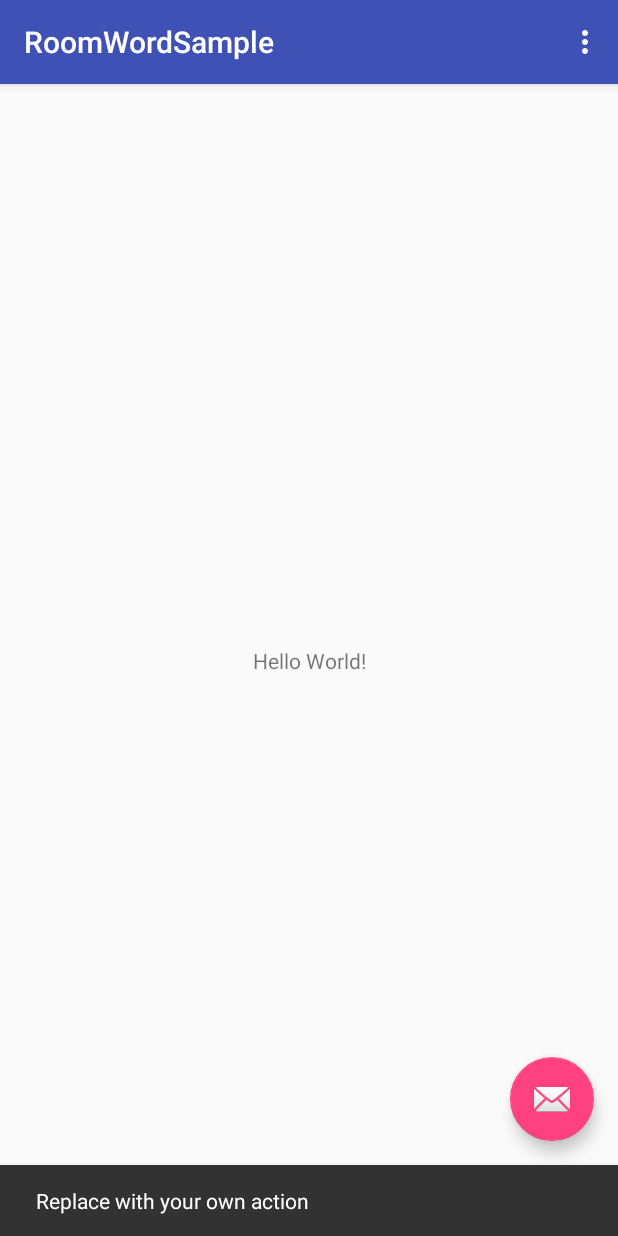
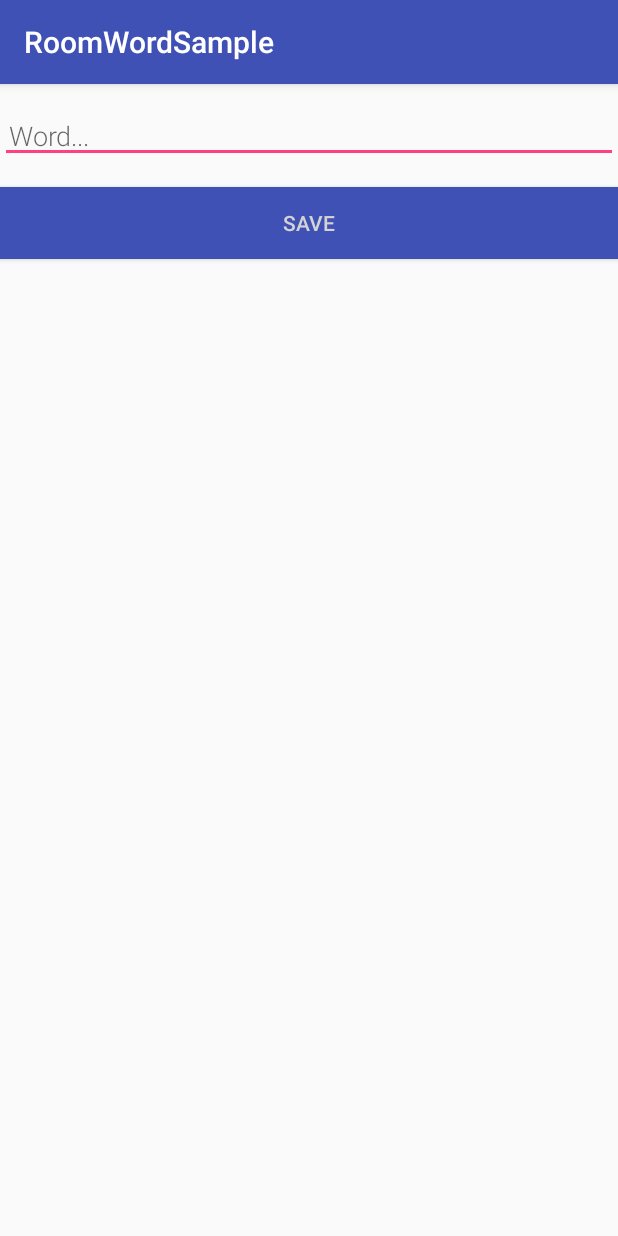
Before and after one commit to umutcankarakas/Blackbeard, an Android app: the screen it shows after launch (MainActivity before the commit, NewWordActivity after it), after a tap on an icon or button, on a phone screen of 412 x 824 dp. Run offline under Robolectric (Android 15) with nearby library versions, the phone set to English and light mode, and no system bars; our stand-ins replace Room's generated code; libraries missing offline, so code that uses them is left out: android.arch.persistence.

Commit message:
Updated version of Room Sample, only adds words and displays them.

```diff
--- a/app/build.gradle
+++ b/app/build.gradle
@@ -32,7 +32,7 @@ dependencies {
     annotationProcessor "android.arch.persistence.room:compiler:$rootProject.roomVersion"
     androidTestImplementation "android.arch.persistence.room:testing:$rootProject.roomVersion"
 
-// Lifecycle components
+    // Lifecycle components
     implementation "android.arch.lifecycle:extensions:$rootProject.archLifecycleVersion"
     annotationProcessor "android.arch.lifecycle:compiler:$rootProject.archLifecycleVersion"
 }
--- a/app/src/main/AndroidManifest.xml
+++ b/app/src/main/AndroidManifest.xml
@@ -19,6 +19,7 @@
                 <category android:name="android.intent.category.LAUNCHER" />
             </intent-filter>
         </activity>
+        <activity android:name=".NewWordActivity"></activity>
     </application>
 
 </manifest>
--- a/app/src/main/java/com/roomwordsample/MainActivity.java
+++ b/app/src/main/java/com/roomwordsample/MainActivity.java
@@ -1,13 +1,22 @@
 package com.roomwordsample;
 
+import android.arch.lifecycle.Observer;
+import android.arch.lifecycle.ViewModelProviders;
+import android.content.Intent;
 import android.os.Bundle;
+import android.support.annotation.Nullable;
 import android.support.design.widget.FloatingActionButton;
 import android.support.design.widget.Snackbar;
 import android.support.v7.app.AppCompatActivity;
+import android.support.v7.widget.LinearLayoutManager;
+import android.support.v7.widget.RecyclerView;
 import android.support.v7.widget.Toolbar;
 import android.view.View;
 import android.view.Menu;
 import android.view.MenuItem;
+import android.widget.Toast;
+
+import java.util.List;
 
 public class MainActivity extends AppCompatActivity {
 
@@ -22,8 +31,23 @@ public class MainActivity extends AppCompatActivity {
         fab.setOnClickListener(new View.OnClickListener() {
             @Override
             public void onClick(View view) {
-                Snackbar.make(view, "Replace with your own action", Snackbar.LENGTH_LONG)
-                        .setAction("Action", null).show();
+                Intent intent = new Intent(MainActivity.this, NewWordActivity.class);
+                startActivityForResult(intent, NEW_WORD_ACTIVITY_REQUEST_CODE);
+            }
+        });
+
+        RecyclerView recyclerView = findViewById(R.id.recyclerview);
+        final WordListAdapter adapter = new WordListAdapter(this);
+        recyclerView.setAdapter(adapter);
+        recyclerView.setLayoutManager(new LinearLayoutManager(this));
+
+        mWordViewModel = ViewModelProviders.of(this).get(WordViewModel.class);
+
+        mWordViewModel.getAllWords().observe(this, new Observer<List<Word>>() {
+            @Override
+            public void onChanged(@Nullable final List<Word> words) {
+                // Update the cached copy of the words in the adapter.
+                adapter.setWords(words);
             }
         });
     }
@@ -49,4 +73,24 @@ public class MainActivity extends AppCompatActivity {
 
         return super.onOptionsItemSelected(item);
     }
+
+    private WordViewModel mWordViewModel;
+
+    public static final int NEW_WORD_ACTIVITY_REQUEST_CODE = 1;
+
+    public void onActivityResult(int requestCode, int resultCode, Intent data) {
+        super.onActivityResult(requestCode, resultCode, data);
+
+        if (requestCode == NEW_WORD_ACTIVITY_REQUEST_CODE && resultCode == RESULT_OK) {
+            Word word = new Word(data.getStringExtra(NewWordActivity.EXTRA_REPLY));
+            mWordViewModel.insert(word);
+        } else {
+            Toast.makeText(
+                    getApplicationContext(),
+                    R.string.empty_not_saved,
+                    Toast.LENGTH_LONG).show();
+        }
+    }
+
+
 }
--- /dev/null
+++ b/app/src/main/java/com/roomwordsample/NewWordActivity.java
@@ -0,0 +1,40 @@
+package com.roomwordsample;
+
+import android.content.Intent;
+import android.os.Bundle;
+import android.support.v7.app.AppCompatActivity;
+import android.text.TextUtils;
+import android.view.View;
+import android.widget.Button;
+import android.widget.EditText;
+
+import com.roomwordsample.R;
+
+public class NewWordActivity extends AppCompatActivity {
+
+    public static final String EXTRA_REPLY = "com.example.android.wordlistsql.REPLY";
+
+    private EditText mEditWordView;
+
+    @Override
+    public void onCreate(Bundle savedInstanceState) {
+        super.onCreate(savedInstanceState);
+        setContentView(R.layout.activity_new_word);
+        mEditWordView = findViewById(R.id.edit_word);
+
+        final Button button = findViewById(R.id.button_save);
+        button.setOnClickListener(new View.OnClickListener() {
+            public void onClick(View view) {
+                Intent replyIntent = new Intent();
+                if (TextUtils.isEmpty(mEditWordView.getText())) {
+                    setResult(RESULT_CANCELED, replyIntent);
+                } else {
+                    String word = mEditWordView.getText().toString();
+                    replyIntent.putExtra(EXTRA_REPLY, word);
+                    setResult(RESULT_OK, replyIntent);
+                }
+                finish();
+            }
+        });
+    }
+}
--- a/app/src/main/java/com/roomwordsample/Word.java
+++ b/app/src/main/java/com/roomwordsample/Word.java
@@ -13,7 +13,7 @@ public class Word {
     @ColumnInfo(name = "word")
     private String mWord;
 
-    public Word(@NonNull String word) {this.mWord = word;}
+    public Word(@NonNull String word ) {this.mWord = word;}
 
     public String getWord(){ return this.mWord;}
 }
--- /dev/null
+++ b/app/src/main/java/com/roomwordsample/WordListAdapter.java
@@ -0,0 +1,58 @@
+package com.roomwordsample;
+
+import android.content.Context;
+import android.support.v7.widget.RecyclerView;
+import android.view.LayoutInflater;
+import android.view.View;
+import android.view.ViewGroup;
+import android.widget.TextView;
+
+import java.util.List;
+
+public class WordListAdapter extends RecyclerView.Adapter<WordListAdapter.WordViewHolder> {
+
+    class WordViewHolder extends RecyclerView.ViewHolder {
+        private final TextView wordItemView;
+
+        private WordViewHolder(View itemView) {
+            super(itemView);
+            wordItemView = itemView.findViewById(R.id.textView);
+        }
+    }
+
+    private final LayoutInflater mInflater;
+    private List<Word> mWords; // Cached copy of words
+
+    WordListAdapter(Context context) { mInflater = LayoutInflater.from(context); }
+
+    @Override
+    public WordViewHolder onCreateViewHolder(ViewGroup parent, int viewType) {
+        View itemView = mInflater.inflate(R.layout.recyclerview_item, parent, false);
+        return new WordViewHolder(itemView);
+    }
+
+    @Override
+    public void onBindViewHolder(WordViewHolder holder, int position) {
+        if (mWords != null) {
+            Word current = mWords.get(position);
+            holder.wordItemView.setText(current.getWord());
+        } else {
+            // Covers the case of data not being ready yet.
+            holder.wordItemView.setText("No Word");
+        }
+    }
+
+    void setWords(List<Word> words){
+        mWords = words;
+        notifyDataSetChanged();
+    }
+
+    // getItemCount() is called many times, and when it is first called,
+    // mWords has not been updated (means initially, it's null, and we can't return null).
+    @Override
+    public int getItemCount() {
+        if (mWords != null)
+            return mWords.size();
+        else return 0;
+    }
+}
--- a/app/src/main/java/com/roomwordsample/Repository.java
+++ b/app/src/main/java/com/roomwordsample/WordRepository.java
@@ -6,7 +6,7 @@ import android.os.AsyncTask;
 
 import java.util.List;
 
-public class Repository {
+public class WordRepository {
 
     private WordDao mWordDao;
     private LiveData<List<Word>> mAllWords;
@@ -20,6 +20,7 @@ public class Repository {
     LiveData<List<Word>> getAllWords() {
         return mAllWords;
     }
+
 
     public void insert (Word word) {
         new insertAsyncTask(mWordDao).execute(word);
--- a/app/src/main/java/com/roomwordsample/WordRoomDatabase.java
+++ b/app/src/main/java/com/roomwordsample/WordRoomDatabase.java
@@ -1,9 +1,12 @@
 package com.roomwordsample;
 
+import android.arch.persistence.db.SupportSQLiteDatabase;
 import android.arch.persistence.room.Database;
 import android.arch.persistence.room.Room;
 import android.arch.persistence.room.RoomDatabase;
 import android.content.Context;
+import android.os.AsyncTask;
+import android.support.annotation.NonNull;
 
 @Database(entities = {Word.class}, version = 1)
 public abstract class WordRoomDatabase extends RoomDatabase {
@@ -17,6 +20,7 @@ public abstract class WordRoomDatabase extends RoomDatabase {
         if (INSTANCE == null) {
             synchronized (WordRoomDatabase.class) {
                 if (INSTANCE == null) {
+                    //Creating database here
                     INSTANCE = Room.databaseBuilder(context.getApplicationContext(),
                             WordRoomDatabase.class, "word_database")
                             .build();
@@ -27,4 +31,33 @@ public abstract class WordRoomDatabase extends RoomDatabase {
         return INSTANCE;
     }
 
+    private static RoomDatabase.Callback sRoomDatabaseCallback =
+            new RoomDatabase.Callback(){
+
+                @Override
+                public void onOpen (@NonNull SupportSQLiteDatabase db){
+                    super.onOpen(db);
+                    new PopulateDbAsync(INSTANCE).execute();
+                }
+            };
+
+    private static class PopulateDbAsync extends AsyncTask<Void, Void, Void> {
+
+        private final WordDao mDao;
+
+        PopulateDbAsync(WordRoomDatabase db) {
+            mDao = db.wordDao();
+        }
+
+        @Override
+        protected Void doInBackground(final Void... params) {
+            mDao.deleteAll();
+            Word word = new Word("Hello");
+            mDao.insert(word);
+            word = new Word("World");
+            mDao.insert(word);
+            return null;
+        }
+    }
+
 }
--- /dev/null
+++ b/app/src/main/java/com/roomwordsample/WordViewModel.java
@@ -0,0 +1,24 @@
+package com.roomwordsample;
+
+import android.app.Application;
+import android.arch.lifecycle.AndroidViewModel;
+import android.arch.lifecycle.LiveData;
+
+import java.util.List;
+
+public class WordViewModel extends AndroidViewModel {
+
+    private WordRepository mRepository;
+
+    private LiveData<List<Word>> mAllWords;
+
+    public WordViewModel (Application application) {
+        super(application);
+        mRepository = new WordRepository(application);
+        mAllWords = mRepository.getAllWords();
+    }
+
+    LiveData<List<Word>> getAllWords() { return mAllWords; }
+
+    public void insert(Word word) { mRepository.insert(word); }
+}
--- a/app/src/main/res/layout/activity_main.xml
+++ b/app/src/main/res/layout/activity_main.xml
@@ -28,6 +28,6 @@
         android:layout_height="wrap_content"
         android:layout_gravity="bottom|end"
         android:layout_margin="@dimen/fab_margin"
-        app:srcCompat="@android:drawable/ic_dialog_email" />
+        android:src="@drawable/ic_add_black_24dp" />
 
 </android.support.design.widget.CoordinatorLayout>
--- /dev/null
+++ b/app/src/main/res/layout/activity_new_word.xml
@@ -0,0 +1,27 @@
+<?xml version="1.0" encoding="utf-8"?>
+
+<LinearLayout xmlns:android="http://schemas.android.com/apk/res/android"
+    android:orientation="vertical" android:layout_width="match_parent"
+    android:layout_height="match_parent">
+
+    <EditText
+        android:id="@+id/edit_word"
+        android:layout_width="match_parent"
+        android:layout_height="wrap_content"
+        android:fontFamily="sans-serif-light"
+        android:hint="@string/hint_word"
+        android:inputType="textAutoComplete"
+        android:padding="@dimen/small_padding"
+        android:layout_marginBottom="@dimen/big_padding"
+        android:layout_marginTop="@dimen/big_padding"
+        android:textSize="18sp" />
+
+    <Button
+        android:id="@+id/button_save"
+        android:layout_width="match_parent"
+        android:layout_height="wrap_content"
+        android:background="@color/colorPrimary"
+        android:text="@string/button_save"
+        android:textColor="@color/buttonLabel" />
+
+</LinearLayout>
--- a/app/src/main/res/layout/content_main.xml
+++ b/app/src/main/res/layout/content_main.xml
@@ -8,13 +8,11 @@
     tools:context=".MainActivity"
     tools:showIn="@layout/activity_main">
 
-    <TextView
-        android:layout_width="wrap_content"
-        android:layout_height="wrap_content"
-        android:text="Hello World!"
-        app:layout_constraintBottom_toBottomOf="parent"
-        app:layout_constraintLeft_toLeftOf="parent"
-        app:layout_constraintRight_toRightOf="parent"
-        app:layout_constraintTop_toTopOf="parent" />
+    <android.support.v7.widget.RecyclerView
+        android:id="@+id/recyclerview"
+        android:layout_width="match_parent"
+        android:layout_height="match_parent"
+        android:background="@android:color/darker_gray"
+        tools:listitem="@layout/recyclerview_item" />
 
 </android.support.constraint.ConstraintLayout>
--- a/app/src/main/res/values/colors.xml
+++ b/app/src/main/res/values/colors.xml
@@ -3,4 +3,5 @@
     <color name="colorPrimary">#3F51B5</color>
     <color name="colorPrimaryDark">#303F9F</color>
     <color name="colorAccent">#FF4081</color>
+    <color name="buttonLabel">#d3d3d3</color>
 </resources>
--- a/app/src/main/res/values/dimens.xml
+++ b/app/src/main/res/values/dimens.xml
@@ -1,3 +1,5 @@
 <resources>
     <dimen name="fab_margin">16dp</dimen>
+    <dimen name="small_padding">6dp</dimen>
+    <dimen name="big_padding">16dp</dimen>
 </resources>
--- a/app/src/main/res/values/strings.xml
+++ b/app/src/main/res/values/strings.xml
@@ -1,4 +1,7 @@
 <resources>
     <string name="app_name">RoomWordSample</string>
     <string name="action_settings">Settings</string>
+    <string name="hint_word">Word...</string>
+    <string name="button_save">Save</string>
+    <string name="empty_not_saved">Word not saved because it is empty.</string>
 </resources>
```
Also changed, not shown: app/src/main/res/drawable/ic_add_black_24dp.xml (added, +9 -0 lines), app/src/main/res/layout/recyclerview_item.xml (added, +12 -0 lines), app/src/main/res/values/styles.xml (+9 -0 lines).
